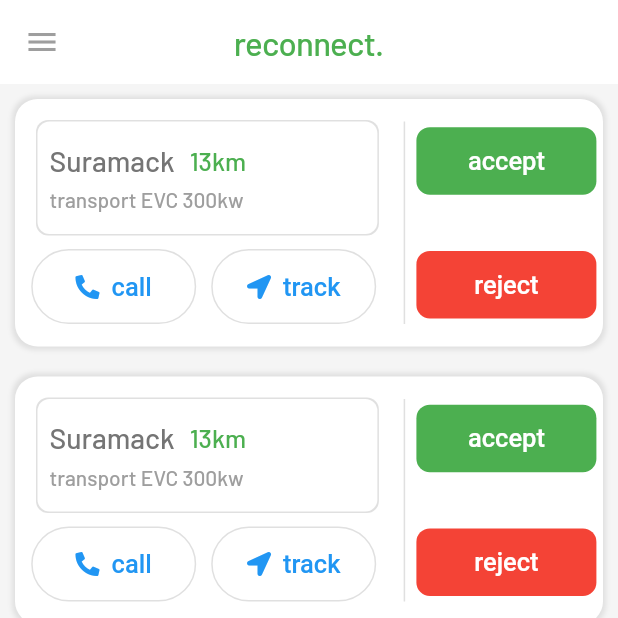
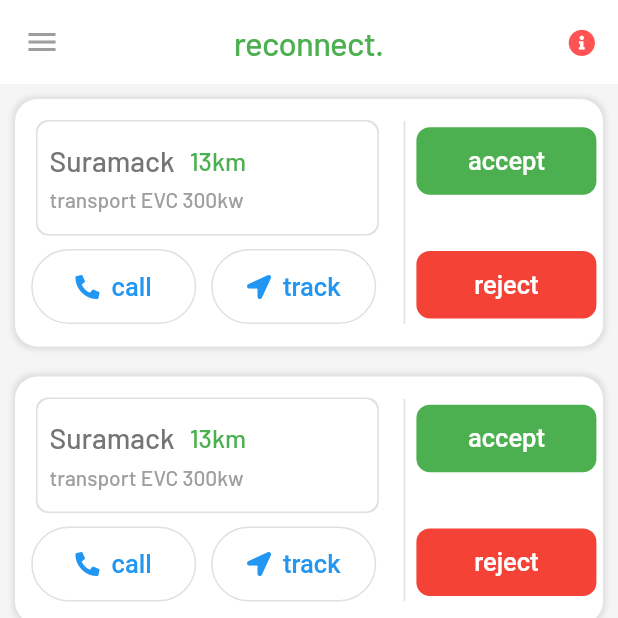
Before and after one commit to Suramack/Project_Reconnect, a Flutter app: the screen it shows after launch, on a phone screen of 412 x 824 dp, the top half of it. Run offline on Flutter 3.47's test engine with Material 2 defaults, Android fonts, the phone set to English and light mode, and no system bars; our stand-ins replace fluttertoast, font_awesome_flutter.

Commit message:
worker screens completed

```diff
--- a/lib/screens/worker_screen/home/worker_home_screen.dart
+++ b/lib/screens/worker_screen/home/worker_home_screen.dart
@@ -6,6 +6,7 @@ import 'package:reconnect/screens/worker_screen/components/worker_request_status
 import 'package:reconnect/screens/worker_screen/components/worker_style/worker_screen_text_style.dart';
 import 'package:reconnect/screens/worker_screen/dash_borad_screen/worker_dashboard_screen.dart';
 import 'package:reconnect/screens/worker_screen/account_screen/account_screen.dart';
+import 'package:reconnect/screens/worker_screen/worker_status_screen.dart';
 
 class WorkerHomeScreen extends StatefulWidget {
   const WorkerHomeScreen({Key? key}) : super(key: key);
@@ -44,6 +45,19 @@ class _WorkerHomeScreenState extends State<WorkerHomeScreen> {
         ),
         elevation: 0,
         backgroundColor: Colors.white,
+        actions: [
+          IconButton(
+              onPressed: () => Navigator.push(
+                    context,
+                    MaterialPageRoute(
+                        builder: (context) => WorkerStatusScreen()),
+                  ),
+              icon: Icon(
+                FontAwesomeIcons.infoCircle,
+                color: Colors.redAccent,
+                size: 18,
+              ))
+        ],
       ),
       body: Column(children: [
         home[navigationIndex],
--- a/lib/screens/worker_screen/worker_status_screen.dart
+++ b/lib/screens/worker_screen/worker_status_screen.dart
@@ -20,6 +20,7 @@ class _WorkerStatusScreenState extends State<WorkerStatusScreen> {
       appBar: AppBar(
         elevation: 0,
         backgroundColor: Colors.white,
+        foregroundColor: Colors.grey.shade300,
       ),
       body: Column(
         children: [
@@ -87,7 +88,7 @@ class _WorkerStatusScreenState extends State<WorkerStatusScreen> {
             height: 20,
           ),
           ElevatedButton(
-            onPressed: () => null,
+            onPressed: () => Navigator.pop(context),
             child: backToHomeButtonTextStyle(),
             style: ButtonStyle(
               minimumSize: MaterialStateProperty.all<Size>(
```
